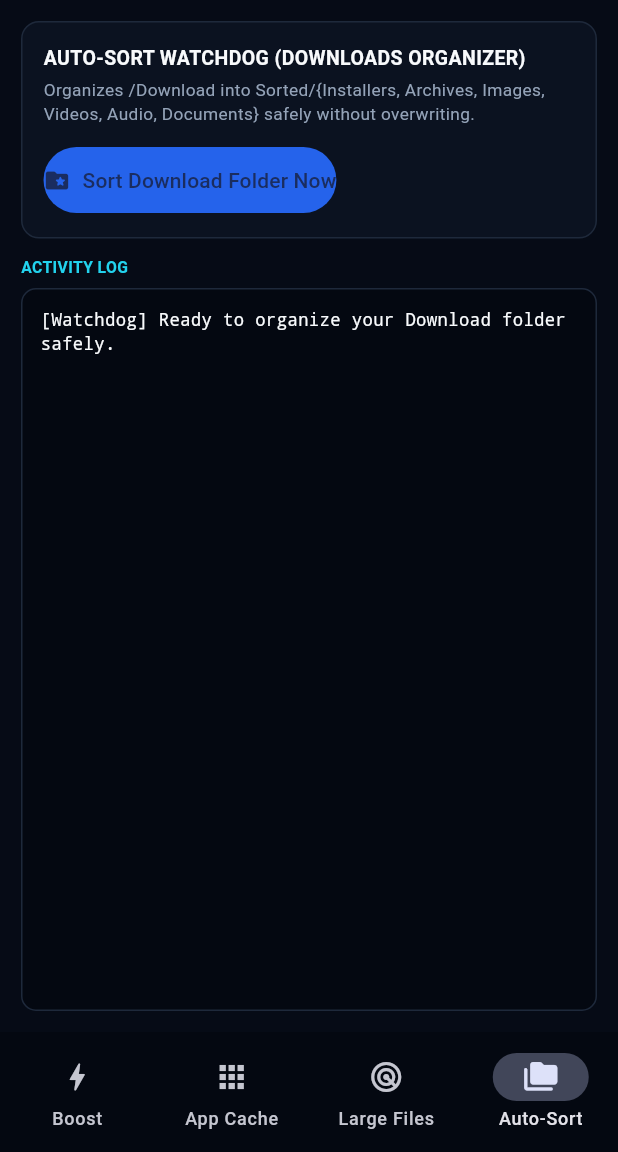
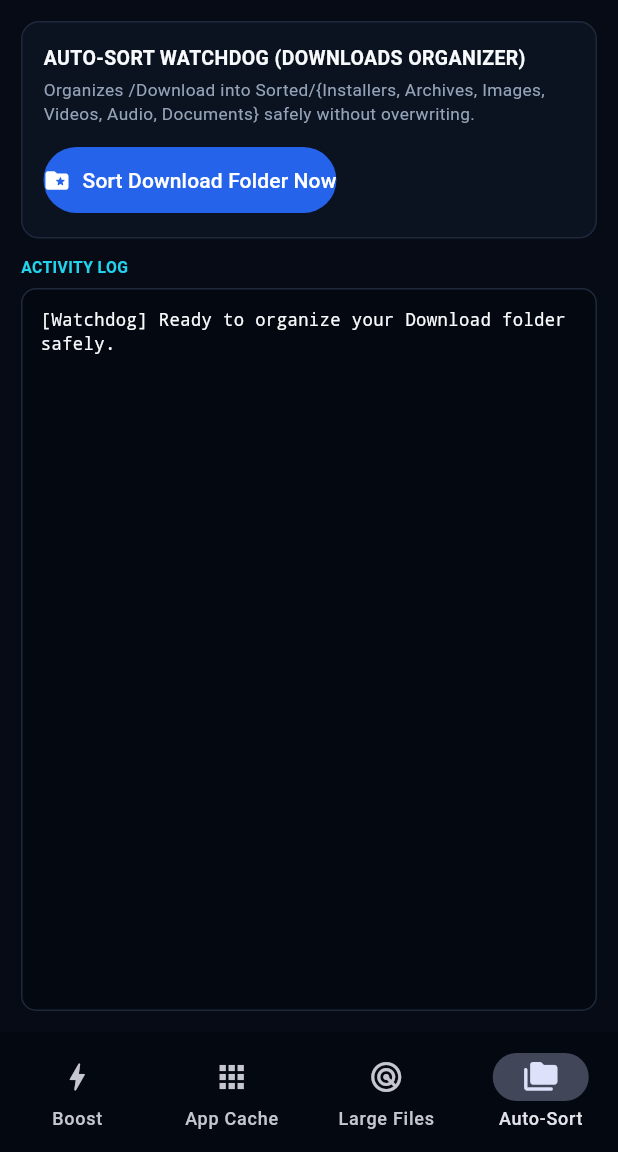
Before and after one commit to Heshan-HS/novagen-uninstaller, a Flutter app: the screen it shows after launch, item 4 of the bottom bar chosen, on a phone screen of 412 x 824 dp, the part 84-1236 px from its top. Run offline on Flutter 3.47's test engine with Material 3 defaults, Android fonts, the phone set to English and light mode, and no system bars.

Commit message:
Polish NovaGen Mobile Pro: white button contrast, hidden .trashBin cleanup & App Info Restricted Settings shortcut

```diff
--- a/NovaGenMobile/lib/main.dart
+++ b/NovaGenMobile/lib/main.dart
@@ -69,7 +69,7 @@ class _NovaGenHomePageState extends State<NovaGenHomePage> with WidgetsBindingOb
   bool _scanningJunk = false;
   bool _cleaningJunk = false;
   List<Map<String, dynamic>> _junkItems = [];
-  String _boostStatus = 'READY — Tap Scan Junk or Trim RAM';
+  String _boostStatus = 'READY â€” Tap Scan Junk or Trim RAM';
   int _lastFreedBytes = 0;
 
   // Apps state
@@ -143,7 +143,7 @@ class _NovaGenHomePageState extends State<NovaGenHomePage> with WidgetsBindingOb
       final freed = res?['freedMb'] ?? 0;
       final trimmed = res?['trimmedApps'] ?? 0;
       setState(() {
-        _boostStatus = 'Trimmed $trimmed apps — $freed MB RAM freed!';
+        _boostStatus = 'Trimmed $trimmed apps â€” $freed MB RAM freed!';
       });
     } catch (e) {
       setState(() => _boostStatus = 'RAM trim error: $e');
@@ -371,11 +371,16 @@ class _NovaGenHomePageState extends State<NovaGenHomePage> with WidgetsBindingOb
                           onPressed: () => _channel.invokeMethod('requestStoragePermission'),
                           child: const Text('Grant All Files Access', style: TextStyle(fontSize: 12)),
                         ),
-                      if (!hasUsage)
+                      if (!hasUsage) ...[
                         FilledButton.tonal(
                           onPressed: () => _channel.invokeMethod('requestUsagePermission'),
                           child: const Text('Grant App Usage Stats', style: TextStyle(fontSize: 12)),
                         ),
+                        OutlinedButton(
+                          onPressed: () => _channel.invokeMethod('openAppSettings', {'packageName': 'com.novagen.novagen_mobile'}),
+                          child: const Text('Allow Restricted (â‹®)', style: TextStyle(fontSize: 12)),
+                        ),
+                      ],
                     ],
                   ),
                 ],
@@ -426,7 +431,7 @@ class _NovaGenHomePageState extends State<NovaGenHomePage> with WidgetsBindingOb
                       const SizedBox(height: 10),
                       _metricRow('RAM', '${formatBytes(usedRam)} / ${formatBytes(totalRam)}'),
                       _metricRow('Free Storage', '${formatBytes(availStorage)} / ${formatBytes(totalStorage)}'),
-                      _metricRow('Battery', '$batPct% · ${batTemp.toStringAsFixed(1)}°C'),
+                      _metricRow('Battery', '$batPct% Â· ${batTemp.toStringAsFixed(1)}Â°C'),
                       _metricRow('Session Cleaned', formatBytes(_lastFreedBytes)),
                     ],
                   ),
@@ -452,7 +457,7 @@ class _NovaGenHomePageState extends State<NovaGenHomePage> with WidgetsBindingOb
               Expanded(
                 child: FilledButton.icon(
                   onPressed: _scanningJunk ? null : _scanJunk,
-                  style: FilledButton.styleFrom(backgroundColor: _accentBlue, padding: const EdgeInsets.symmetric(vertical: 12)),
+                  style: FilledButton.styleFrom(backgroundColor: _accentBlue, foregroundColor: Colors.white, padding: const EdgeInsets.symmetric(vertical: 12)),
                   icon: _scanningJunk
                       ? const SizedBox(width: 16, height: 16, child: CircularProgressIndicator(strokeWidth: 2, color: Colors.white))
                       : const Icon(Icons.search_rounded, size: 18),
@@ -481,7 +486,7 @@ class _NovaGenHomePageState extends State<NovaGenHomePage> with WidgetsBindingOb
                   value: it['selected'] == true,
                   onChanged: (v) => setState(() => it['selected'] = v ?? false),
                   dense: true,
-                  title: Text('${it['category']} · ${formatBytes((it['size'] as num?) ?? 0)}',
+                  title: Text('${it['category']} Â· ${formatBytes((it['size'] as num?) ?? 0)}',
                       style: const TextStyle(fontSize: 13, fontWeight: FontWeight.w600)),
                   subtitle: Text(it['path'].toString(), maxLines: 1, overflow: TextOverflow.ellipsis, style: TextStyle(fontSize: 11, color: _muted)),
                 ),
@@ -490,7 +495,7 @@ class _NovaGenHomePageState extends State<NovaGenHomePage> with WidgetsBindingOb
             const SizedBox(height: 8),
             FilledButton.icon(
               onPressed: _cleaningJunk ? null : _cleanSelectedJunk,
-              style: FilledButton.styleFrom(backgroundColor: const Color(0xFFDC2626), padding: const EdgeInsets.symmetric(vertical: 14)),
+              style: FilledButton.styleFrom(backgroundColor: const Color(0xFFDC2626), foregroundColor: Colors.white, padding: const EdgeInsets.symmetric(vertical: 14)),
               icon: const Icon(Icons.delete_sweep_rounded),
               label: Text(_cleaningJunk ? 'Cleaning...' : 'Clean Selected (${formatBytes(selBytes)})'),
             ),
@@ -576,7 +581,7 @@ class _NovaGenHomePageState extends State<NovaGenHomePage> with WidgetsBindingOb
                               crossAxisAlignment: CrossAxisAlignment.start,
                               children: [
                                 Text(app['name'].toString(), style: const TextStyle(fontSize: 13.5, fontWeight: FontWeight.bold)),
-                                Text('${app['packageName']} · Total: ${formatBytes(total)}',
+                                Text('${app['packageName']} Â· Total: ${formatBytes(total)}',
                                     maxLines: 1, overflow: TextOverflow.ellipsis, style: TextStyle(fontSize: 11, color: _muted)),
                                 Text('Cache: ${formatBytes(cache)}', style: TextStyle(fontSize: 11.5, fontWeight: FontWeight.w600, color: cache > 10485760 ? const Color(0xFFF59E0B) : _accentCyan)),
                               ],
@@ -696,7 +701,7 @@ class _NovaGenHomePageState extends State<NovaGenHomePage> with WidgetsBindingOb
                 const SizedBox(height: 12),
                 FilledButton.icon(
                   onPressed: _sortingDownloads ? null : _sortDownloads,
-                  style: FilledButton.styleFrom(backgroundColor: _accentBlue, padding: const EdgeInsets.symmetric(vertical: 12)),
+                  style: FilledButton.styleFrom(backgroundColor: _accentBlue, foregroundColor: Colors.white, padding: const EdgeInsets.symmetric(vertical: 12)),
                   icon: const Icon(Icons.folder_special_rounded),
                   label: Text(_sortingDownloads ? 'Organizing...' : 'Sort Download Folder Now'),
                 ),
```
Also changed, not shown: 2 other files.
